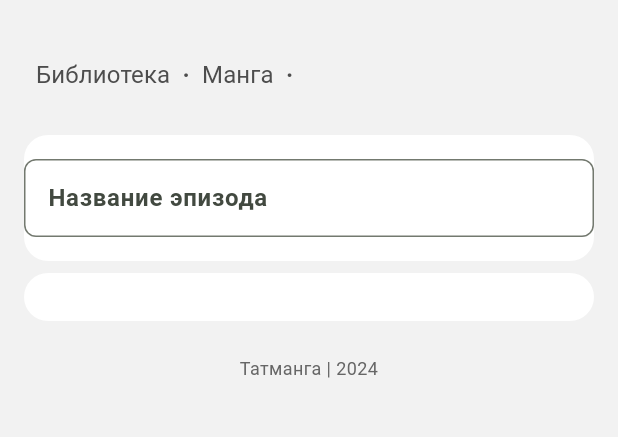
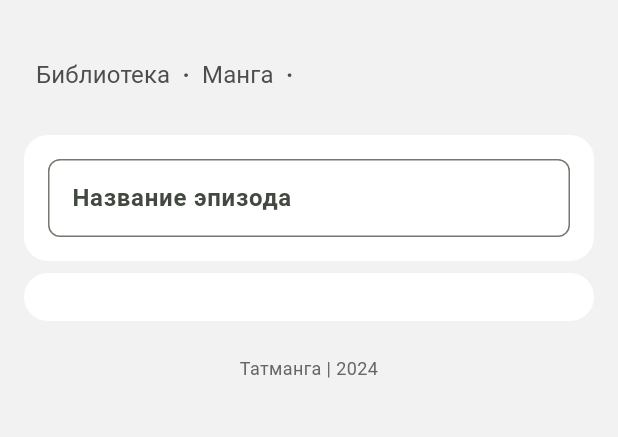
Before and after one commit to xdkomel/tatmanga_flutter, a Flutter app: the MangaChatperContentsScreen widget shown alone on an empty page, opened directly with empty values, on a phone screen of 412 x 824 dp, the part 81-518 px from its top. Run offline on Flutter 3.47's test engine with Material 3 defaults, Android fonts, the phone set to English and light mode, and no system bars; our stand-ins replace cached_network_image, easy_debounce, fast_immutable_collections, file_picker, firebase_auth, firebase_core and 6 more; accounts and stored records are empty.

Commit message:
UI fixes

```diff
--- a/lib/presentation/manga_chapter_contents.dart/manga_chatper_contents_screen.dart
+++ b/lib/presentation/manga_chapter_contents.dart/manga_chatper_contents_screen.dart
@@ -22,7 +22,7 @@ class MangaChatperContentsScreen extends ConsumerWidget {
               color: Colors.white,
               borderRadius: BorderRadius.circular(16),
             ),
-            padding: const EdgeInsets.symmetric(vertical: 16),
+            padding: const EdgeInsets.all(16),
             child: ChapterName(index: chapterIndex),
           ),
           const SizedBox(height: 8),
--- a/lib/presentation/manga_chapter_contents.dart/widgets/chapters_list.dart
+++ b/lib/presentation/manga_chapter_contents.dart/widgets/chapters_list.dart
@@ -80,14 +80,20 @@ class ChaptersList extends ConsumerWidget {
                     ),
                   ),
                   const SizedBox(height: 8),
-                  WidgetButton(
+                  Padding(
+                    padding: const EdgeInsets.symmetric(horizontal: 16),
+                    child: WidgetButton(
                       background: Styles.primary,
                       onTap: () => ref
                           .read(SP.mangaManager.notifier)
                           .addChapterImages(chapterIndex),
-                    child: const Text(
+                      child: const Padding(
+                        padding: EdgeInsets.all(8),
+                        child: Text(
                           'Добавить изображения',
                           style: Styles.pr,
+                        ),
+                      ),
                     ),
                   ),
                 ],
--- a/lib/presentation/manga_contents/widgets/upload_config_button.dart
+++ b/lib/presentation/manga_contents/widgets/upload_config_button.dart
@@ -29,6 +29,8 @@ class _Button extends ConsumerWidget {
         () => const SizedBox(),
         (cu) => WidgetButton(
           onTap: ref.read(SP.mangaManager.notifier).uploadConfig,
+          child: Padding(
+            padding: const EdgeInsets.all(16),
             child: cu
                 ? const CircularProgressIndicator()
                 : const Text(
@@ -36,5 +38,6 @@ class _Button extends ConsumerWidget {
                     style: Styles.pr,
                   ),
           ),
+        ),
       );
 }
```
Also changed, not shown: lib/presentation/episode_images_view.dart/episode_images_view_screen.dart (+15 -0 lines), lib/presentation/manga_contents/widgets/manga_chapters.dart (+18 -7 lines). Lines whose indentation alone changed are shown as unchanged.
